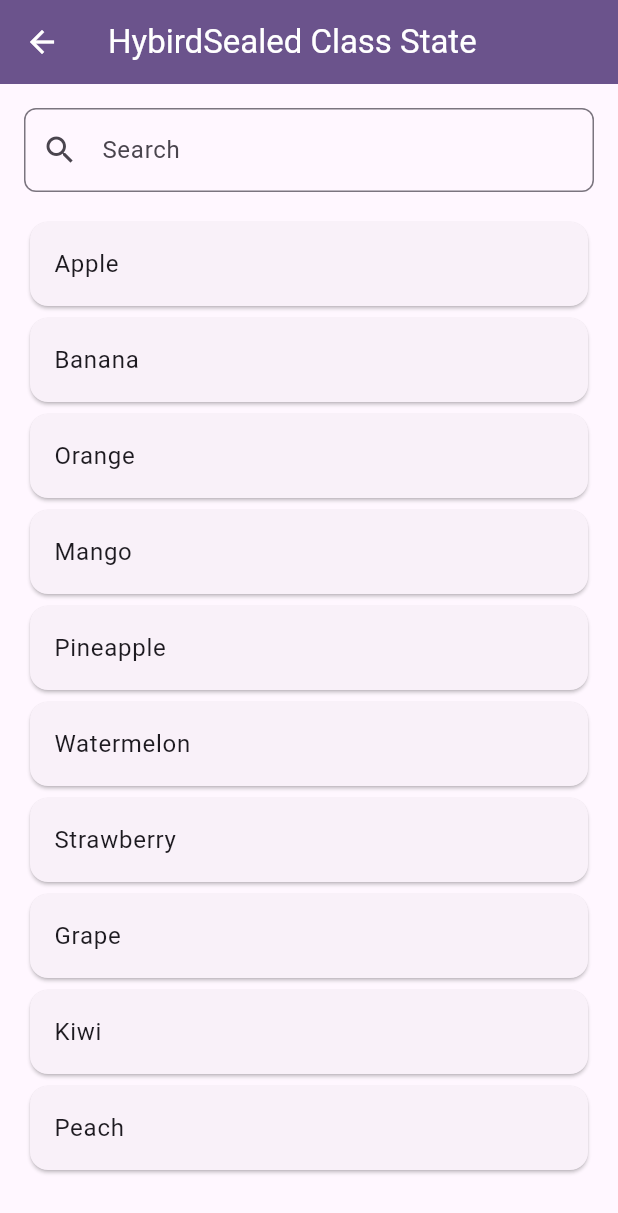
After one commit to thetpaingsoe/flutter_bloc_demo, a Flutter app: the screen it shows after launch, after a tap on "States : Hybird Sealed Class State", on a phone screen of 412 x 824 dp. The commit adds this screen. Shown: the top 1213 px of the screen. Run offline on Flutter 3.47's test engine with Material 3 defaults, Android fonts, the phone set to English and light mode, and no system bars; our stand-ins replace flutter_bloc.

Commit message:
Added Hybird Sealed Class

```diff
--- /dev/null
+++ b/lib/features/hybird_sealed_class_state/bloc/bybird_sealed_class_state.dart
@@ -0,0 +1,20 @@
+sealed class HybirdSealedClassState {}
+
+final class HybirdSealedClassInitialState extends HybirdSealedClassState {
+  HybirdSealedClassInitialState() : super();
+}
+
+final class HybirdSealedClassLoadingState extends HybirdSealedClassState {
+  HybirdSealedClassLoadingState() : super();
+}
+
+final class HybirdSealedClassErrorState extends HybirdSealedClassState {
+  final String errorMessage;
+  HybirdSealedClassErrorState({required this.errorMessage}) : super();
+}
+
+class HybirdSealedClassSuccessState extends HybirdSealedClassState {
+  final List<String> dataList;
+  final String keyword;
+  HybirdSealedClassSuccessState({required this.keyword, required this.dataList}) : super();
+}
--- /dev/null
+++ b/lib/features/hybird_sealed_class_state/bloc/hybird_sealed_class_bloc.dart
@@ -0,0 +1,46 @@
+import 'package:flutter_bloc/flutter_bloc.dart';
+
+
+import '../repository/data_list_repository.dart';
+import 'hybird_sealed_class_event.dart';
+import 'bybird_sealed_class_state.dart';
+
+class HybirdSealedClassBloc extends Bloc<HybirdSealedClassEvent, HybirdSealedClassState>{
+
+  final DataListRepository dataListRepository;
+
+  HybirdSealedClassBloc({required this.dataListRepository}) : super(HybirdSealedClassInitialState()) {
+
+    on<HybirdSealedClassInitialEvent>((event, emit) async{
+
+      emit(HybirdSealedClassLoadingState());
+
+      // Simulate a network call
+      List<String> dataList = await dataListRepository.getItems('');
+      String errorMessage = '';
+      if(dataList.isEmpty){
+        errorMessage = 'No data found';
+        emit(HybirdSealedClassErrorState(errorMessage: errorMessage));
+      } else {
+        emit(HybirdSealedClassSuccessState(keyword: '', dataList: dataList));
+      }
+
+    });
+
+    on<HybirdSealedClassFetchDataEvent>((event, emit) async {
+
+      emit(HybirdSealedClassLoadingState());
+
+      // Simulate a network call
+      List<String> dataList = await dataListRepository.getItems(event.keyword);
+      String errorMessage = '';
+      if(dataList.isEmpty){
+        errorMessage = 'No data found';
+        emit(HybirdSealedClassErrorState(errorMessage: errorMessage));
+      } else {
+        emit(HybirdSealedClassSuccessState(keyword: event.keyword, dataList: dataList));
+      }
+
+    });
+  }
+}
--- /dev/null
+++ b/lib/features/hybird_sealed_class_state/bloc/hybird_sealed_class_event.dart
@@ -0,0 +1,10 @@
+sealed class HybirdSealedClassEvent {}
+
+final class HybirdSealedClassFetchDataEvent extends HybirdSealedClassEvent {
+  final String keyword;
+  HybirdSealedClassFetchDataEvent({required this.keyword}) : super();
+}
+
+final class HybirdSealedClassInitialEvent extends HybirdSealedClassEvent {
+  HybirdSealedClassInitialEvent() : super();
+}
--- /dev/null
+++ b/lib/features/hybird_sealed_class_state/repository/data_list_repository.dart
@@ -0,0 +1,27 @@
+class DataListRepository {
+
+  // random strings 10 lines
+  List<String> dataList = [
+    "Apple",
+    "Banana",
+    "Orange",
+    "Mango",
+    "Pineapple",
+    "Watermelon",
+    "Strawberry",
+    "Grape",
+    "Kiwi",
+    "Peach"
+  ];
+
+  Future<List<String>> getItems(String keyword) async{
+    // Simulate a network call
+    await Future.delayed(const Duration(milliseconds: 200));
+    if (keyword.isEmpty) {
+      return dataList;
+    }
+
+    // Filter the list based on the keyword
+    return dataList.where((item) => item.toLowerCase().contains(keyword.toLowerCase())).toList();
+  }
+}
--- /dev/null
+++ b/lib/features/hybird_sealed_class_state/ui/hybird_sealed_class_page.dart
@@ -0,0 +1,28 @@
+import 'package:flutter/material.dart';
+import 'package:flutter_bloc/flutter_bloc.dart';
+
+import '../bloc/hybird_sealed_class_bloc.dart';
+import '../repository/data_list_repository.dart';
+import 'hybird_sealed_class_screen.dart';
+
+class HybirdSealedClassPage extends StatelessWidget {
+  const HybirdSealedClassPage({super.key});
+
+  @override
+  Widget build(BuildContext context) {
+    return RepositoryProvider(
+      create: (context) => DataListRepository(),
+      child: BlocProvider(
+        create: (context) => HybirdSealedClassBloc(dataListRepository: context.read<DataListRepository>()),
+        child: Scaffold(
+          appBar: AppBar(
+            title: const Text('HybirdSealed Class State'),
+            backgroundColor: Theme.of(context).colorScheme.primary,
+            foregroundColor: Theme.of(context).colorScheme.onPrimary,
+          ),
+          body: HybirdSealedClassScreen()
+        )
+      ),
+    );
+  }
+}
--- /dev/null
+++ b/lib/features/hybird_sealed_class_state/ui/hybird_sealed_class_screen.dart
@@ -0,0 +1,83 @@
+import 'package:flutter/material.dart';
+import 'package:flutter_bloc/flutter_bloc.dart';
+
+import '../bloc/hybird_sealed_class_bloc.dart';
+import '../bloc/hybird_sealed_class_event.dart';
+import '../bloc/bybird_sealed_class_state.dart';
+
+class HybirdSealedClassScreen extends StatefulWidget {
+  const HybirdSealedClassScreen({super.key});
+
+  @override
+  State<HybirdSealedClassScreen> createState() => _HybirdSealedClassScreenState();
+}
+
+class _HybirdSealedClassScreenState extends State<HybirdSealedClassScreen> {
+
+  @override
+  void initState() {
+    super.initState();
+    // Dispatch initial event ONCE when the screen loads
+    BlocProvider.of<HybirdSealedClassBloc>(context).add(HybirdSealedClassInitialEvent());
+  }
+
+  @override
+  Widget build(BuildContext context) {
+
+    return Container(
+      width: double.infinity,
+      margin: const EdgeInsets.all(16),
+      child: Column(
+        mainAxisAlignment: MainAxisAlignment.start,
+        mainAxisSize: MainAxisSize.max,
+        crossAxisAlignment: CrossAxisAlignment.center,
+        children: [
+          // Search TextField with a search icon
+          TextField(
+            decoration: InputDecoration(
+              labelText: 'Search',
+              prefixIcon: const Icon(Icons.search),
+              border: OutlineInputBorder(
+                borderRadius: BorderRadius.circular(8),
+                borderSide: BorderSide(
+                  color: Theme.of(context).colorScheme.primary,
+                ),
+              ),
+            ),
+            onChanged: (value) {
+              // Trigger the event to fetch data
+              BlocProvider.of<HybirdSealedClassBloc>(context)
+                  .add(HybirdSealedClassFetchDataEvent(keyword: value));
+            },
+          ),
+
+          const SizedBox(height: 16),
+          BlocBuilder<HybirdSealedClassBloc, HybirdSealedClassState>(
+            builder: (context, state) {
+              if (state is HybirdSealedClassLoadingState) {
+                return const CircularProgressIndicator();
+              } else if (state is HybirdSealedClassErrorState) {
+                return Text(state.errorMessage);
+              } else if (state is HybirdSealedClassSuccessState) {
+                return Expanded(
+                  child: ListView.builder(
+                    itemCount: state.dataList.length,
+                    itemBuilder: (context, index) {
+                      return Card(
+                        child: ListTile(
+                          title: Text(state.dataList[index]),
+                        ),
+                      );
+                    },
+                  ),
+                );
+              } else {
+                return const Text("N.A");
+              }
+            },
+          ),
+        ],
+      ),
+    );
+  }
+}
--- a/lib/main.dart
+++ b/lib/main.dart
@@ -7,6 +7,7 @@ import 'package:flutter_bloc_demo/features/repository_provider/ui/repository_pro
 import 'package:flutter_bloc_demo/features/sealed_class_state/ui/sealed_class_page.dart';
 import 'features/basic_counter_with_bloc/ui/basic_counter_with_bloc_page.dart';
 import 'features/bloc_builder_build_when/ui/build_when_page.dart';
+import 'features/hybird_sealed_class_state/ui/hybird_sealed_class_page.dart';
 
 void main() {
   runApp(const MyApp());
@@ -136,6 +137,16 @@ class _MyHomePageState extends State<MyHomePage> {
                           builder: (context) =>
                               const SealedClassPage()));
             }, child: Text('States : Sealed Class State')),
+            SizedBox(
+              height: 24,
+            ),
+            FilledButton(onPressed: () {
+              Navigator.push(
+                      context,
+                      MaterialPageRoute(
+                          builder: (context) =>
+                              const HybirdSealedClassPage()));
+            }, child: Text('States : Hybird Sealed Class State')),
           ],
         ),
       ),
```
Also changed, not shown: lib/features/sealed_class_state/bloc/sealed_class_state.dart (+0 -24 lines).
